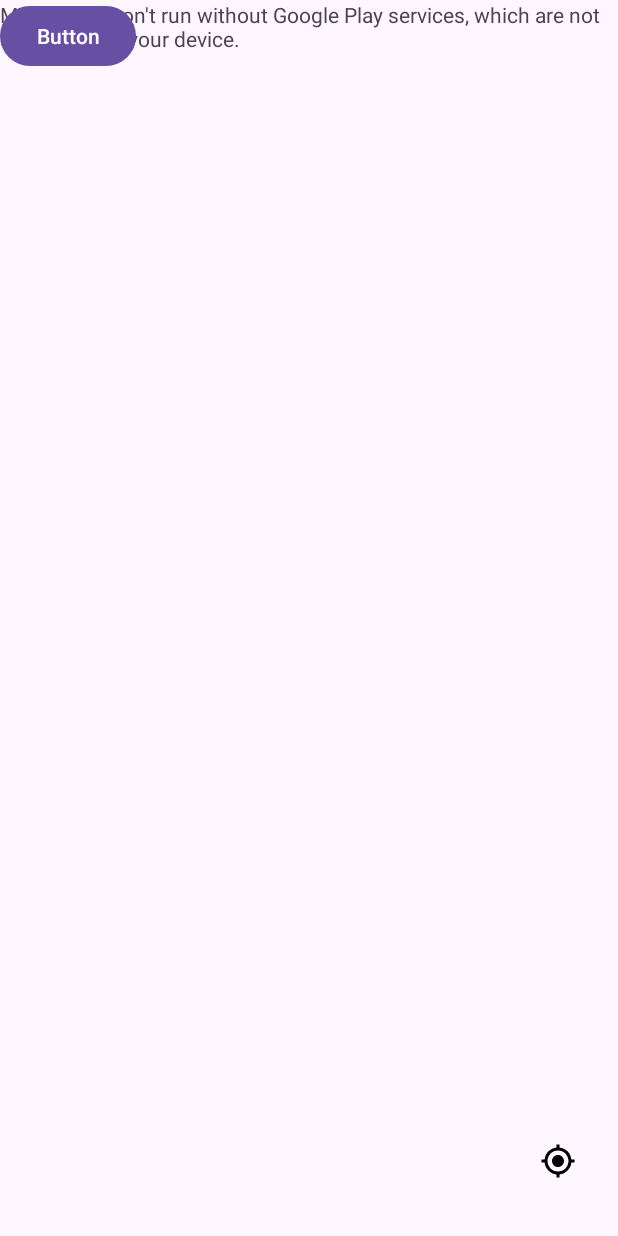
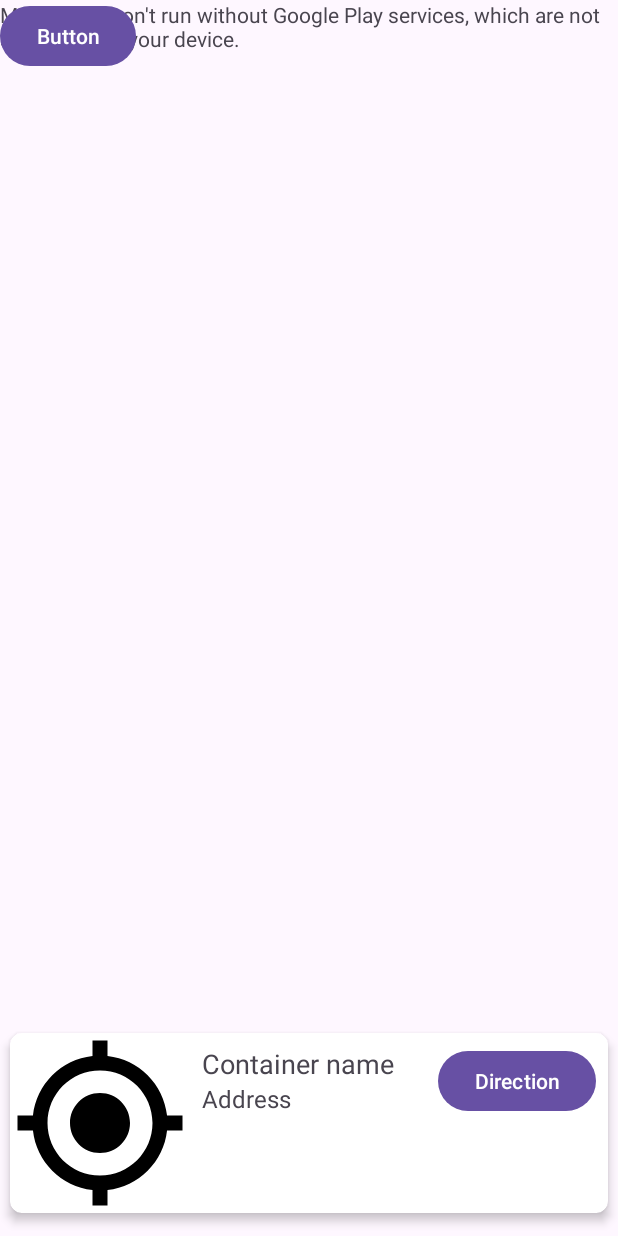
Before and after one commit to hugo-k/MobileApp, an Android app: the screen it shows after launch (MapsActivity), after a tap on "Button", on a phone screen of 412 x 824 dp. Run offline under Robolectric (Android 15) with nearby library versions, the phone set to English and light mode, and no system bars.

Commit message:
Add fragment : zone for information about a point (opened it with button test)

```diff
--- a/app/src/main/java/com/example/mobileapp/InfoFragment.java
+++ b/app/src/main/java/com/example/mobileapp/InfoFragment.java
@@ -20,7 +20,8 @@ public class InfoFragment extends Fragment {
     public View onCreateView(LayoutInflater inflater, ViewGroup container, Bundle savedInstanceState) {
         View view = inflater.inflate(R.layout.fragment_info, container, false);
 
-        TextView addressTextView = view.findViewById(R.id.addressTextView);
+        //TextView addressTextView = view.findViewById(R.id.addressTextView);
+        //addressTextView.setText("Rue\nVille\n94600");
 
         return view;
     }
--- a/app/src/main/java/com/example/mobileapp/MapsActivity.java
+++ b/app/src/main/java/com/example/mobileapp/MapsActivity.java
@@ -50,7 +50,11 @@ public class MapsActivity extends AppCompatActivity implements OnMapReadyCallbac
         goToDataDisplayActivity.setOnClickListener(new View.OnClickListener() {
             @Override
             public void onClick(View view) {
-                // LL : Put link to activity here
+                InfoFragment infoFragment = new InfoFragment();
+                getSupportFragmentManager().beginTransaction()
+                        .replace(R.id.fragmentContainer, infoFragment)
+                        .addToBackStack(null)
+                        .commit();
             }
         });
     }
--- a/app/src/main/res/layout/activity_maps.xml
+++ b/app/src/main/res/layout/activity_maps.xml
@@ -29,5 +29,10 @@
         android:layout_height="wrap_content"
         android:text="Button" />
 
+    <FrameLayout
+        android:id="@+id/fragmentContainer"
+        android:layout_width="match_parent"
+        android:layout_height="match_parent" />
+
 
 </RelativeLayout>
--- a/app/src/main/res/layout/fragment_info.xml
+++ b/app/src/main/res/layout/fragment_info.xml
@@ -1,4 +1,5 @@
 <?xml version="1.0" encoding="utf-8"?>
+<!--
 <androidx.constraintlayout.widget.ConstraintLayout xmlns:android="http://schemas.android.com/apk/res/android"
     xmlns:app="http://schemas.android.com/apk/res-auto"
     xmlns:tools="http://schemas.android.com/tools"
@@ -70,4 +71,69 @@
         app:layout_constraintStart_toEndOf="@+id/imageCollectPoint"
         app:layout_constraintTop_toBottomOf="@+id/textView2" />
 
-</androidx.constraintlayout.widget.ConstraintLayout>
+</androidx.constraintlayout.widget.ConstraintLayout>-->
+
+<!-- res/layout/fragment_shop_info.xml -->
+<androidx.cardview.widget.CardView
+    xmlns:android="http://schemas.android.com/apk/res/android"
+    xmlns:app="http://schemas.android.com/apk/res-auto"
+    xmlns:tools="http://schemas.android.com/tools"
+    android:id="@+id/shopInfoCardView"
+    android:layout_width="match_parent"
+    android:layout_height="wrap_content"
+    app:cardCornerRadius="8dp"
+    app:cardElevation="4dp"
+    app:cardUseCompatPadding="true"
+    android:layout_marginTop="680dp">
+
+    <LinearLayout
+        android:layout_width="match_parent"
+        android:layout_height="wrap_content"
+        android:orientation="horizontal">
+
+        <!-- Image de la boutique (à gauche) -->
+        <ImageView
+            android:layout_width="120dp"
+            android:layout_height="120dp"
+            android:scaleType="centerCrop"
+            android:src="@drawable/baseline_gps_fixed_24" />
+
+        <!-- Informations sur la boutique (à droite) -->
+        <LinearLayout
+            android:layout_width="0dp"
+            android:layout_height="wrap_content"
+            android:layout_weight="1"
+            android:orientation="vertical"
+            android:padding="8dp">
+
+            <TextView
+                android:id="@+id/txtContainerName"
+                android:layout_width="wrap_content"
+                android:layout_height="wrap_content"
+                android:text="Container name"
+                android:textSize="18sp" />
+
+            <TextView
+                android:id="@+id/txtAddress"
+                android:layout_width="wrap_content"
+                android:layout_height="wrap_content"
+                android:text="Address"
+                android:textSize="16sp" />
+
+            <!-- Autres informations sur la boutique -->
+            <!-- Vous pouvez ajouter plus de TextView ici pour afficher d'autres informations -->
+
+        </LinearLayout>
+
+    </LinearLayout>
+
+    <!-- Bouton de fermeture -->
+    <Button
+        android:layout_width="wrap_content"
+        android:layout_height="wrap_content"
+        android:text="Direction"
+        android:layout_gravity="end"
+        android:layout_margin="8dp"
+        android:id="@+id/btnDirection" />
+
+</androidx.cardview.widget.CardView>
```
